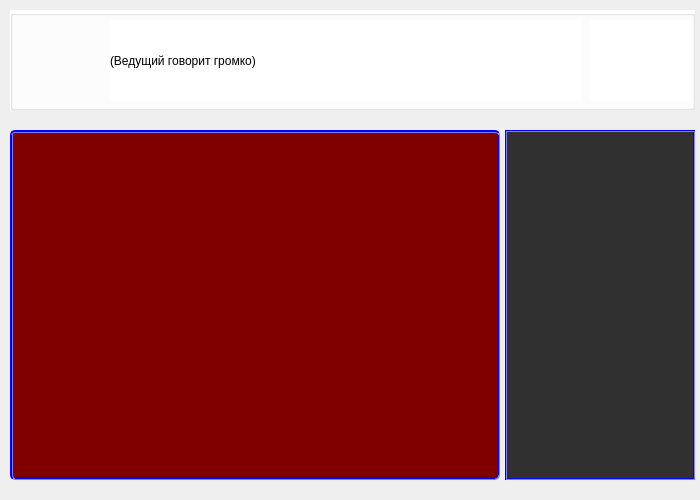
The window that gameform.ui (mokolotron/MafCourse) describes before a commit, drawn with Qt 5.
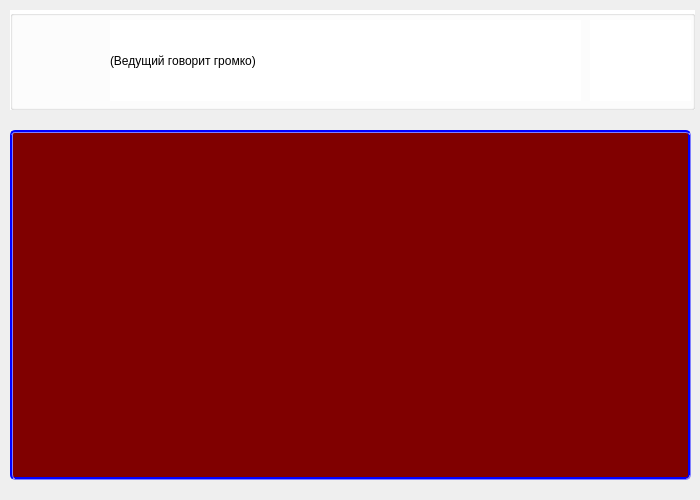
The same window after the commit.

```diff
--- a/gameform.ui
+++ b/gameform.ui
@@ -74,7 +74,7 @@
     <rect>
      <x>10</x>
      <y>130</y>
-     <width>490</width>
+     <width>681</width>
      <height>350</height>
     </rect>
    </property>
@@ -90,45 +90,6 @@
     <string/>
    </property>
   </widget>
-  <widget class="QTableWidget" name="tableWidget">
-   <property name="geometry">
-    <rect>
-     <x>505</x>
-     <y>130</y>
-     <width>190</width>
-     <height>350</height>
-    </rect>
-   </property>
-   <property name="font">
-    <font>
-     <weight>75</weight>
-     <italic>false</italic>
-     <bold>true</bold>
-    </font>
-   </property>
-   <property name="styleSheet">
-    <string notr="true">background-color: #303030;
-border: 2px groove blue;</string>
-   </property>
-   <property name="sizeAdjustPolicy">
-    <enum>QAbstractScrollArea::AdjustIgnored</enum>
-   </property>
-   <property name="editTriggers">
-    <set>QAbstractItemView::NoEditTriggers</set>
-   </property>
-   <property name="tabKeyNavigation">
-    <bool>false</bool>
-   </property>
-   <property name="selectionMode">
-    <enum>QAbstractItemView::NoSelection</enum>
-   </property>
-   <attribute name="horizontalHeaderVisible">
-    <bool>false</bool>
-   </attribute>
-   <attribute name="verticalHeaderVisible">
-    <bool>false</bool>
-   </attribute>
-  </widget>
  </widget>
  <resources/>
  <connections/>
```
